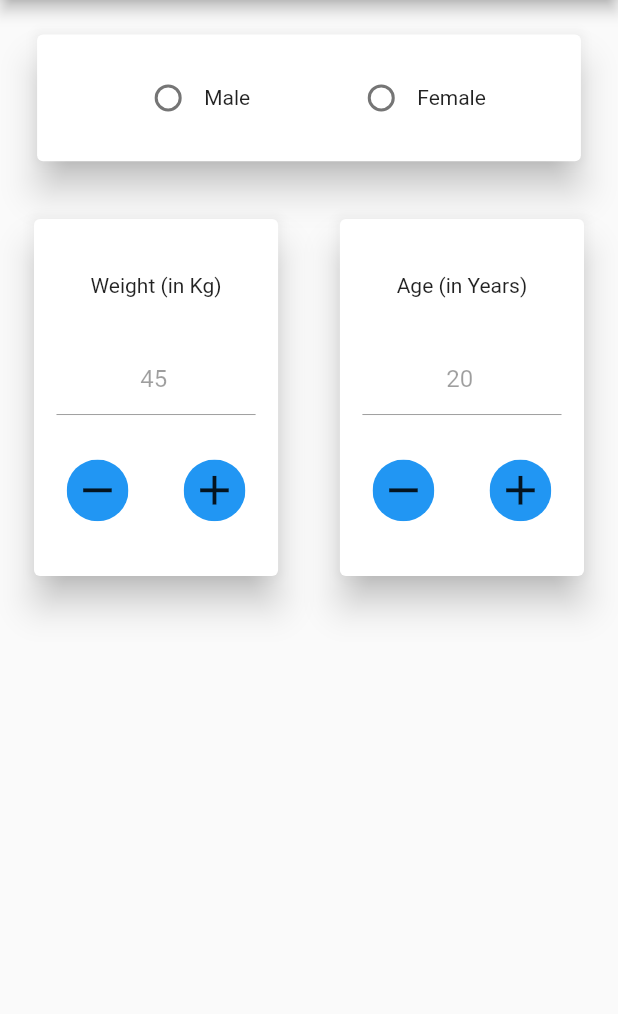
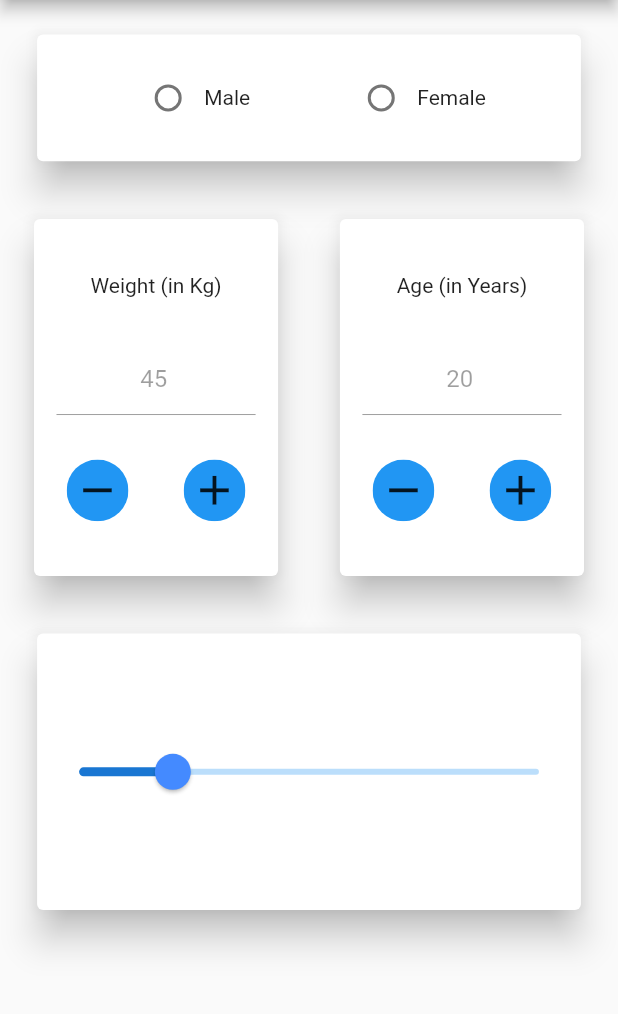
Before and after one commit to codenameakshay/BMI-flutter, a Flutter app: the screen it shows after launch, on a phone screen of 412 x 824 dp, the part 84-1098 px from its top. Run offline on Flutter 3.47's test engine with Material 2 defaults, Android fonts, the phone set to English and light mode, and no system bars.

Commit message:
Added Slider to portrait mode

```diff
--- a/lib/main.dart
+++ b/lib/main.dart
@@ -163,6 +163,7 @@ class _MainScreenPState extends State<MainScreenP> {
   var width;
   var weight;
   var age;
+  var _value;
 
   @override
   void initState() {
@@ -170,6 +171,7 @@ class _MainScreenPState extends State<MainScreenP> {
     genderValue = 0;
     weight = 45;
     age = 20;
+    _value = 50.0;
     weightValue.text = weight.toString();
     ageValue.text = age.toString();
   }
@@ -441,6 +443,67 @@ class _MainScreenPState extends State<MainScreenP> {
             ),
           ],
         ),
+        Container(
+          width: width * 0.98,
+          height: height * 0.3,
+          child: Card(
+            elevation: 10,
+            margin: EdgeInsets.symmetric(
+              vertical: height * 0.03,
+              horizontal: width * 0.05,
+            ),
+            child: SliderTheme(
+              data: SliderTheme.of(context).copyWith(
+                activeTrackColor: themeProvider.isDarkMode
+                    ? Colors.teal[700]
+                    : Colors.blue[700],
+                inactiveTrackColor: themeProvider.isDarkMode
+                    ? Colors.teal[100]
+                    : Colors.blue[100],
+                trackShape: RoundedRectSliderTrackShape(),
+                trackHeight: 4.0,
+                thumbShape: RoundSliderThumbShape(enabledThumbRadius: 12.0),
+                thumbColor: themeProvider.isDarkMode
+                    ? Colors.tealAccent
+                    : Colors.blueAccent,
+                overlayColor: themeProvider.isDarkMode
+                    ? Colors.teal.withAlpha(32)
+                    : Colors.blue.withAlpha(32),
+                overlayShape: RoundSliderOverlayShape(overlayRadius: 28.0),
+                tickMarkShape: RoundSliderTickMarkShape(),
+                activeTickMarkColor: themeProvider.isDarkMode
+                    ? Colors.teal[700]
+                    : Colors.blue[700],
+                inactiveTickMarkColor: themeProvider.isDarkMode
+                    ? Colors.teal[100]
+                    : Colors.blue[100],
+                valueIndicatorShape: PaddleSliderValueIndicatorShape(),
+                valueIndicatorColor: themeProvider.isDarkMode
+                    ? Colors.tealAccent
+                    : Colors.blueAccent,
+                valueIndicatorTextStyle: TextStyle(
+                  color: themeProvider.isDarkMode
+                      ? Colors.black38
+                      : Colors.white70,
+                ),
+              ),
+              child: Slider(
+                value: _value,
+                min: 0,
+                max: 250,
+                label: '$_value',
+                divisions: 500,
+                onChanged: (value) {
+                  setState(
+                    () {
+                      _value = value;
+                    },
+                  );
+                },
+              ),
+            ),
+          ),
+        )
       ],
     );
   }
@@ -517,10 +580,13 @@ class _MainScreenLState extends State<MainScreenL> {
     final themeProvider = Provider.of<DynamicTheme>(context);
     return Row(
       children: <Widget>[
-        Container(height: height*0.98,width: width*0.5,
+        Container(
+          height: height * 0.98,
+          width: width * 0.5,
           child: Column(
             children: <Widget>[
-              Card(elevation: 10,
+              Card(
+                elevation: 10,
                 margin: EdgeInsets.symmetric(
                   vertical: height * 0.04,
                   horizontal: width * 0.02,
@@ -605,9 +671,10 @@ class _MainScreenLState extends State<MainScreenL> {
                                         color: themeProvider.isDarkMode
                                             ? Colors.tealAccent[400]
                                             : Colors.blue,
-                                        height:
-                                            height * 0.1, // height of the button
-                                        width: height * 0.1, // width of the button
+                                        height: height *
+                                            0.1, // height of the button
+                                        width:
+                                            height * 0.1, // width of the button
                                         child: Center(
                                             child: Icon(Icons.remove,
                                                 size: height * 0.08)),
@@ -629,9 +696,10 @@ class _MainScreenLState extends State<MainScreenL> {
                                         color: themeProvider.isDarkMode
                                             ? Colors.tealAccent[400]
                                             : Colors.blue,
-                                        height:
-                                            height * 0.1, // height of the button
-                                        width: height * 0.1, // width of the button
+                                        height: height *
+                                            0.1, // height of the button
+                                        width:
+                                            height * 0.1, // width of the button
                                         child: Center(
                                             child: Icon(
                                           Icons.add,
@@ -693,9 +761,10 @@ class _MainScreenLState extends State<MainScreenL> {
                                         color: themeProvider.isDarkMode
                                             ? Colors.tealAccent[400]
                                             : Colors.blue,
-                                        height:
-                                            height * 0.1, // height of the button
-                                        width: height * 0.1, // width of the button
+                                        height: height *
+                                            0.1, // height of the button
+                                        width:
+                                            height * 0.1, // width of the button
                                         child: Center(
                                             child: Icon(
                                           Icons.remove,
@@ -719,9 +788,10 @@ class _MainScreenLState extends State<MainScreenL> {
                                         color: themeProvider.isDarkMode
                                             ? Colors.tealAccent[400]
                                             : Colors.blue,
-                                        height:
-                                            height * 0.1, // height of the button
-                                        width: height * 0.1, // width of the button
+                                        height: height *
+                                            0.1, // height of the button
+                                        width:
+                                            height * 0.1, // width of the button
                                         child: Center(
                                             child: Icon(
                                           Icons.add,
```
